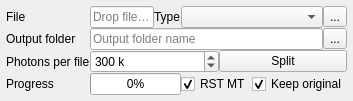
Old version of the form chisurf/plugins/ptu_splitter/wizard.ui in the repository Fluorescence-Tools/chisurf.
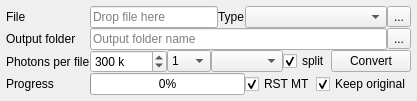
New version of the form.

The edit to the form file:
```diff
--- a/chisurf/plugins/ptu_splitter/wizard.ui
+++ b/chisurf/plugins/ptu_splitter/wizard.ui
@@ -84,6 +84,51 @@
        </property>
       </widget>
      </item>
+     <item>
+      <widget class="QComboBox" name="comboBox_3">
+       <property name="toolTip">
+        <string>Microtime binning</string>
+       </property>
+       <item>
+        <property name="text">
+         <string>1</string>
+        </property>
+       </item>
+       <item>
+        <property name="text">
+         <string>2</string>
+        </property>
+       </item>
+       <item>
+        <property name="text">
+         <string>4</string>
+        </property>
+       </item>
+       <item>
+        <property name="text">
+         <string>8</string>
+        </property>
+       </item>
+       <item>
+        <property name="text">
+         <string>16</string>
+        </property>
+       </item>
+      </widget>
+     </item>
+     <item>
+      <widget class="QComboBox" name="comboBox_2"/>
+     </item>
+     <item>
+      <widget class="QCheckBox" name="checkBox_3">
+       <property name="text">
+        <string>split</string>
+       </property>
+       <property name="checked">
+        <bool>true</bool>
+       </property>
+      </widget>
+     </item>
      <item>
       <widget class="QPushButton" name="pushButton">
        <property name="sizePolicy">
@@ -93,7 +138,7 @@
         </sizepolicy>
        </property>
        <property name="text">
-        <string>Split</string>
+        <string>Convert</string>
        </property>
       </widget>
      </item>
```
Left out of the diff: 121 changed lines with no effect on the pictures.
